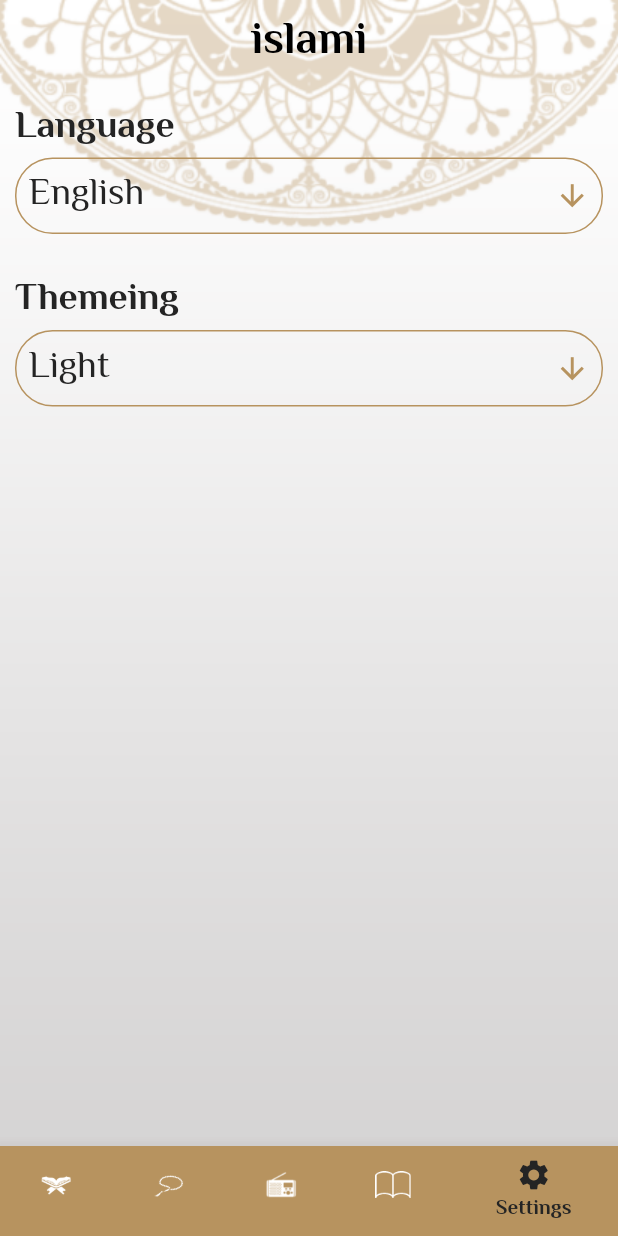
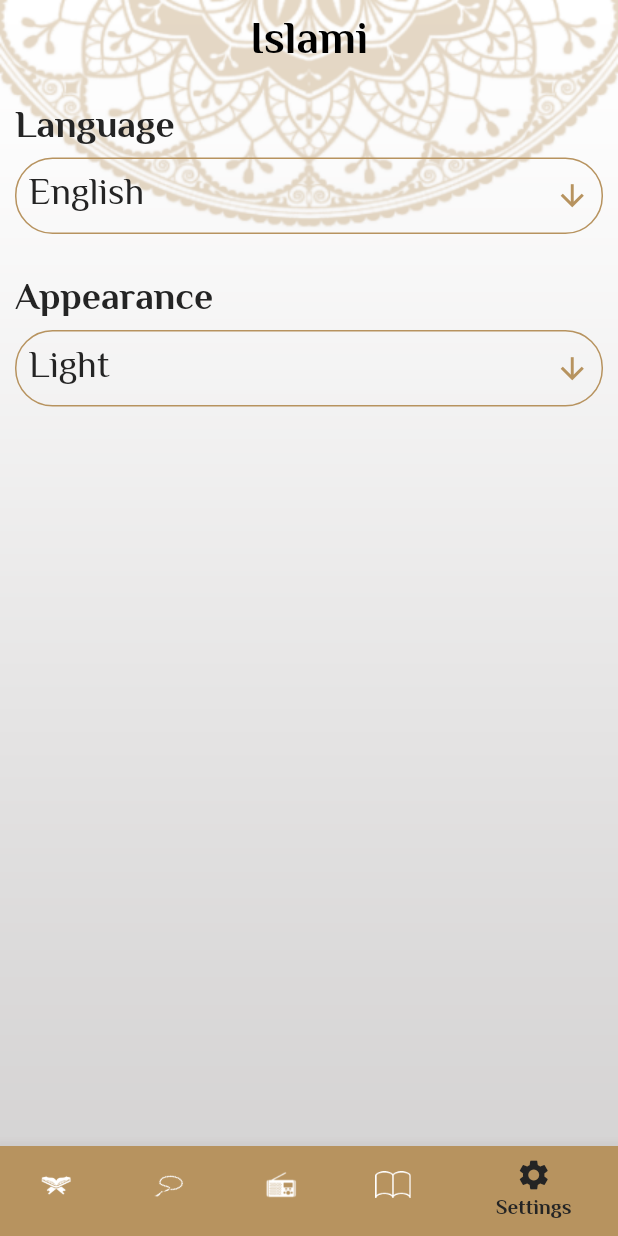
Before and after one commit to MostafaMahmoud2020/islami, a Flutter app: the screen it shows after launch, item 5 of the bottom bar chosen, on a phone screen of 412 x 824 dp. Run offline on Flutter 3.47's test engine with Material 2 defaults, Android fonts, the phone set to English and light mode, and no system bars; our stand-ins replace google_fonts; generated files the repository leaves out were written again.

Commit message:
updating on language of home_screen.dart and settings_tab.dart

```diff
--- a/lib/home_screen.dart
+++ b/lib/home_screen.dart
@@ -1,5 +1,5 @@
 import 'package:flutter/material.dart';
-import 'package:google_fonts/google_fonts.dart';
+import 'package:flutter_gen/gen_l10n/app_localizations.dart';
 import 'package:islami_application/myThemeData.dart';
 import 'package:islami_application/tabs/ahadeth_tab.dart';
 import 'package:islami_application/tabs/quran_tab.dart';
@@ -32,7 +32,7 @@ class _homeScreenState extends State<homeScreen> {
                 //________________ using a package called google_fonts __________________
                 // Text("islami", style:GoogleFonts.elMessiri(fontSize: 30,color: Color(0xFF242424))),
 
-                Text("islami",
+            Text(AppLocalizations.of(context)!.appTitle,
                     style: Theme.of(context)
                         .textTheme
                         .bodyLarge
--- a/lib/l10n/app_ar.arb
+++ b/lib/l10n/app_ar.arb
@@ -3,5 +3,7 @@
   "suraNames": "أسماء السور",
   "ahadeth": "الأحاديث",
   "tasbehatCount": "عدد التسبيحات",
-  "radioTitle": "إذاعة القرآن الكريم"
+  "radioTitle": "إذاعة القرآن الكريم",
+  "language": "اللغة",
+  "appearance": "المظهر"
 }
--- a/lib/l10n/app_en.arb
+++ b/lib/l10n/app_en.arb
@@ -3,5 +3,7 @@
   "suraNames": "Sura Names",
   "ahadeth": "Al Ahadeth",
   "tasbehatCount": "Tasbehat count",
-  "radioTitle": "Holy Quran Station"
+  "radioTitle": "Holy Quran Station",
+  "language": "Language",
+  "appearance": "Appearance"
 }
--- a/lib/tabs/settings_tab.dart
+++ b/lib/tabs/settings_tab.dart
@@ -1,4 +1,5 @@
 import 'package:flutter/material.dart';
+import 'package:flutter_gen/gen_l10n/app_localizations.dart';
 import 'package:islami_application/myThemeData.dart';
 
 class SettingsTab extends StatefulWidget {
@@ -15,7 +16,7 @@ class _SettingsTabState extends State<SettingsTab> {
         crossAxisAlignment: CrossAxisAlignment.start,
         children: [
           Text(
-            "Language",
+            AppLocalizations.of(context)!.language,
             style: Theme.of(context)
                 ?.textTheme
                 .bodyMedium
@@ -54,7 +55,7 @@ class _SettingsTabState extends State<SettingsTab> {
             height: 25,
           ),
           Text(
-            "Themeing",
+            AppLocalizations.of(context)!.appearance,
             style: Theme.of(context)
                 ?.textTheme
                 .bodyMedium
```
